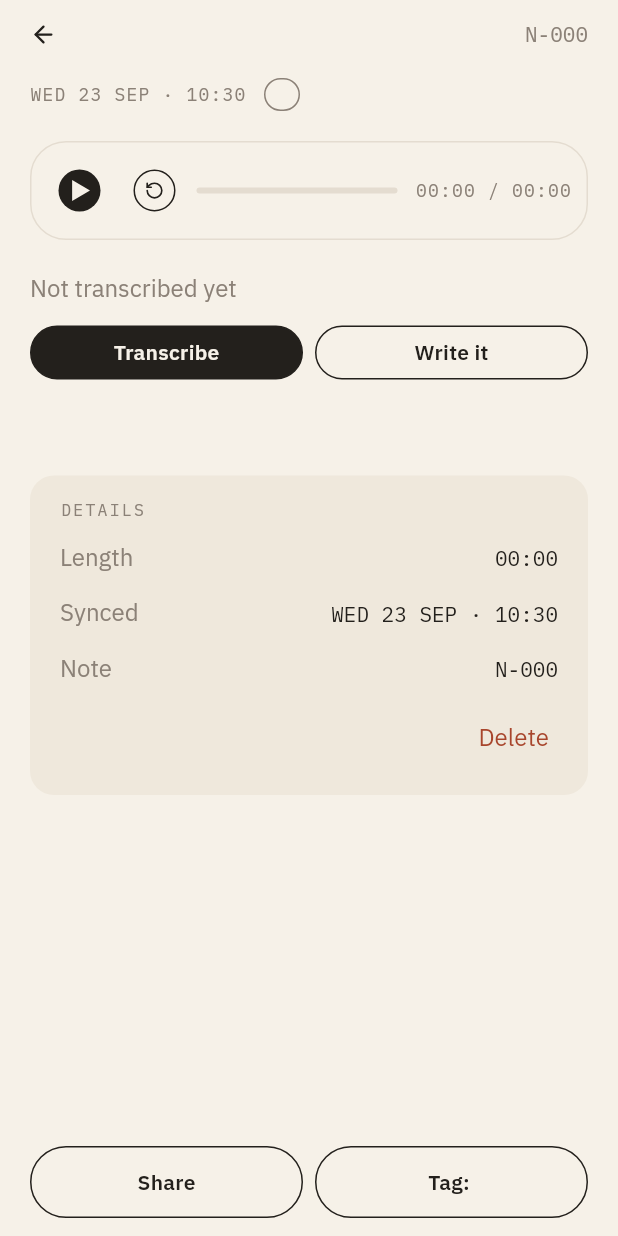
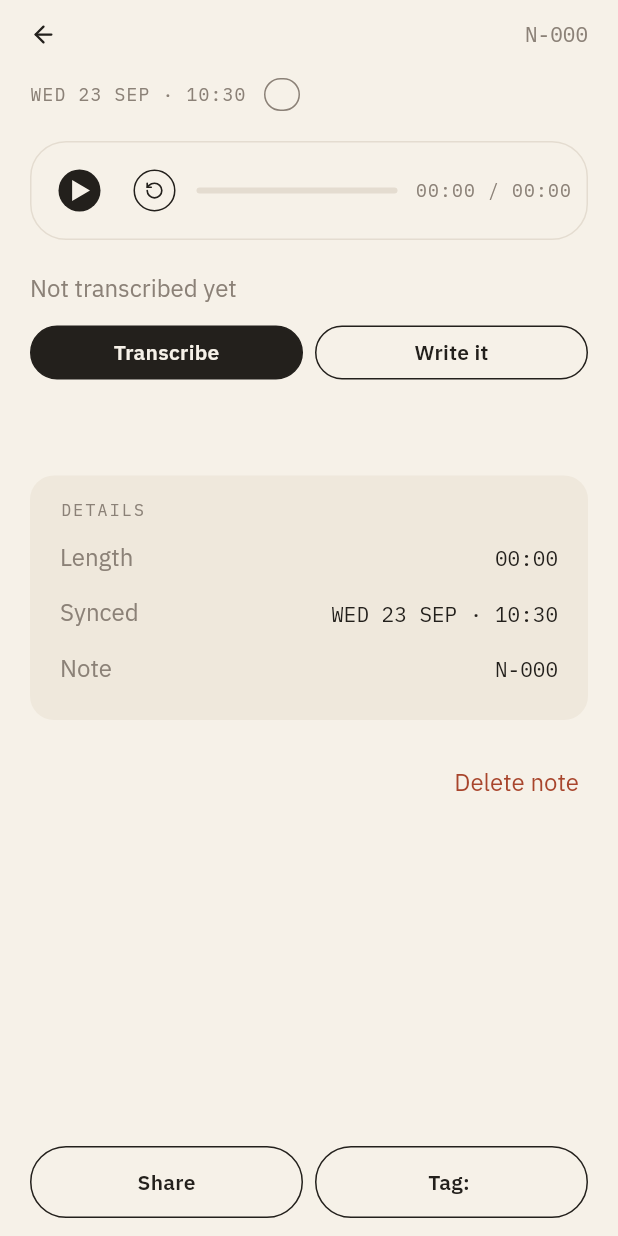
Before and after one commit to ahmedkmadani/3d-printer-projects, a Flutter app: the NoteDetailScreen widget shown alone on an empty page, opened directly with empty values, on a phone screen of 412 x 824 dp. Run offline on Flutter 3.47's test engine with Material 3 defaults, Android fonts, the phone set to English and light mode, and no system bars; our stand-ins replace flutter_blue_plus, flutter_local_notifications, flutter_secure_storage, just_audio, local_auth, lucide_icons_flutter and 3 more; missing offline and left inert: flutter_foreground_task, whisper_ggml; accounts and stored records are empty; project files that could hold a hidden picture were left out.

Commit message:
App: Delete note is a link under the details card, not a row inside it
Inside the card it sat right-aligned under a band of empty card and
floated. The card now ends after its last fact; under it, one quiet
right-aligned link in the signal colour with the confirm dialog in
front of it.

Co-Authored-By: Claude Fable 5.1 <noreply@anthropic.com>
Claude-Session: https://claude.ai/code/session_01D8zJ6zwLcbC9u3XbhQ3YAd

```diff
--- a/jota/app/lib/screens/note_detail_screen.dart
+++ b/jota/app/lib/screens/note_detail_screen.dart
@@ -182,9 +182,21 @@ class _NoteDetailScreenState extends State<NoteDetailScreen> {
           // that were nowhere, and they fill the page with figures rather
           // than air.
           const SizedBox(height: JotaGrid.gapXL),
-          _FactsBlock(
-            note: _note,
-            onDelete: () => _confirmDelete(context, notes),
+          _FactsBlock(note: _note),
+
+          // The one destructive thing, under the card rather than in it:
+          // inside, it floated in a band of empty card. One quiet link in
+          // the signal colour, right-aligned, with the dialog in front of
+          // it. A note with no visible way to delete it is a promise the
+          // privacy story does not get to make.
+          const SizedBox(height: JotaGrid.gapL),
+          Align(
+            alignment: Alignment.centerRight,
+            child: JotaTextLink(
+              label: 'Delete note',
+              danger: true,
+              onTap: () => _confirmDelete(context, notes),
+            ),
           ),
 
           const SizedBox(height: JotaGrid.gapL),
@@ -364,10 +376,9 @@ class _NoteDetailScreenState extends State<NoteDetailScreen> {
 /// shape as the cards on Home. Only what is known: a note without words has
 /// no word count and no model.
 class _FactsBlock extends StatelessWidget {
-  const _FactsBlock({required this.note, required this.onDelete});
+  const _FactsBlock({required this.note});
 
   final Note note;
-  final VoidCallback onDelete;
 
   @override
   Widget build(BuildContext context) {
@@ -409,18 +420,6 @@ class _FactsBlock extends StatelessWidget {
             ),
           _Fact(name: 'Synced', value: fmtNoteStamp(note.syncedAt)),
           _Fact(name: 'Note', value: note.displayId),
-          // The one destructive thing, last, in the signal colour, with a
-          // dialog in front of it. A note with no visible way to delete it
-          // is a promise the privacy story does not get to make.
-          const SizedBox(height: JotaGrid.gapS),
-          Align(
-            alignment: Alignment.centerRight,
-            child: JotaTextLink(
-              label: 'Delete',
-              danger: true,
-              onTap: onDelete,
-            ),
-          ),
         ],
       ),
     );
```
Also changed, not shown: 1 other file.
